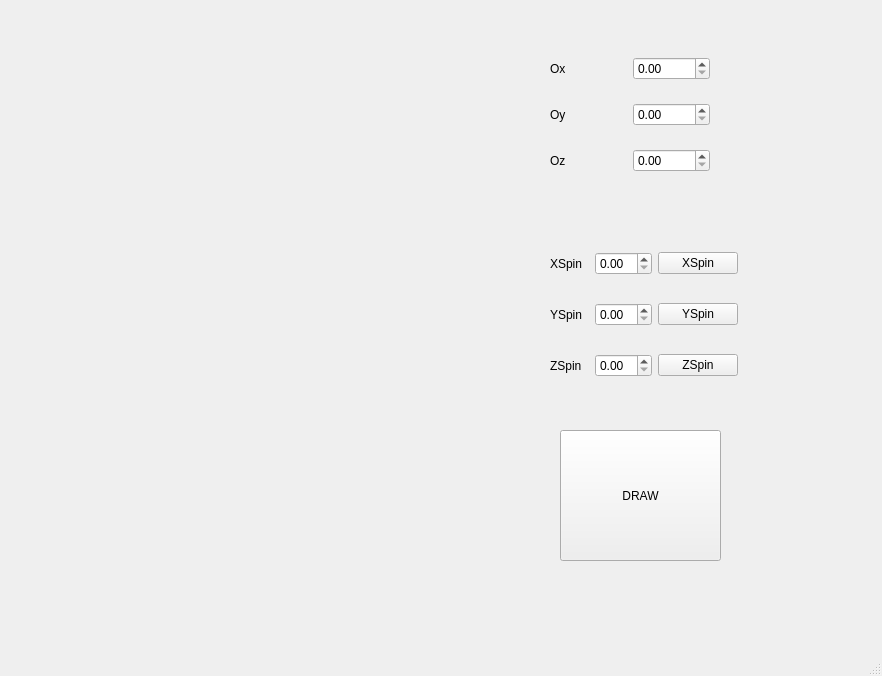
Qt form ray_trace/mainwindow.ui (lev4rT/CGCourseProject) before a commit.
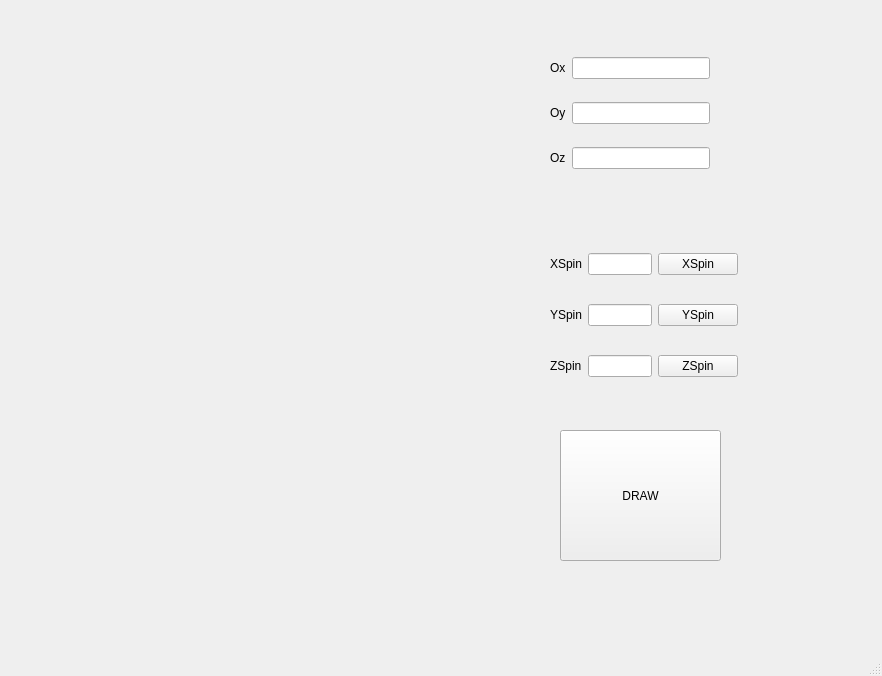
The same form after that commit.

The edit to the form file:
```diff
--- a/ray_trace/mainwindow.ui
+++ b/ray_trace/mainwindow.ui
@@ -48,13 +48,14 @@
     </property>
     <layout class="QGridLayout" name="gridLayout">
      <item row="1" column="1">
-      <widget class="QDoubleSpinBox" name="OyInput"/>
+      <widget class="QLineEdit" name="OyInput"/>
      </item>
-     <item row="2" column="1">
-      <widget class="QDoubleSpinBox" name="OzInput"/>
-     </item>
-     <item row="0" column="1">
-      <widget class="QDoubleSpinBox" name="OxInput"/>
+     <item row="2" column="0">
+      <widget class="QLabel" name="labelOz">
+       <property name="text">
+        <string>Oz</string>
+       </property>
+      </widget>
      </item>
      <item row="0" column="0">
       <widget class="QLabel" name="labelOx">
@@ -63,6 +64,9 @@
        </property>
       </widget>
      </item>
+     <item row="0" column="1">
+      <widget class="QLineEdit" name="OxInput"/>
+     </item>
      <item row="1" column="0">
       <widget class="QLabel" name="labelOy">
        <property name="text">
@@ -70,12 +74,8 @@
        </property>
       </widget>
      </item>
-     <item row="2" column="0">
-      <widget class="QLabel" name="labelOz">
-       <property name="text">
-        <string>Oz</string>
-       </property>
-      </widget>
+     <item row="2" column="1">
+      <widget class="QLineEdit" name="OzInput"/>
      </item>
     </layout>
    </widget>
@@ -89,12 +89,6 @@
      </rect>
     </property>
     <layout class="QGridLayout" name="gridLayout_2">
-     <item row="1" column="1">
-      <widget class="QDoubleSpinBox" name="OyAngleInput"/>
-     </item>
-     <item row="2" column="1">
-      <widget class="QDoubleSpinBox" name="OzAngleInput"/>
-     </item>
      <item row="2" column="0">
       <widget class="QLabel" name="labelOzSpin">
        <property name="text">
@@ -116,9 +110,6 @@
        </property>
       </widget>
      </item>
-     <item row="0" column="1">
-      <widget class="QDoubleSpinBox" name="OxAngleInput"/>
-     </item>
      <item row="0" column="2">
       <widget class="QPushButton" name="pushXSpin">
        <property name="text">
@@ -140,6 +131,15 @@
        </property>
       </widget>
      </item>
+     <item row="0" column="1">
+      <widget class="QLineEdit" name="OxAngleInput"/>
+     </item>
+     <item row="1" column="1">
+      <widget class="QLineEdit" name="OyAngleInput"/>
+     </item>
+     <item row="2" column="1">
+      <widget class="QLineEdit" name="OzAngleInput"/>
+     </item>
     </layout>
    </widget>
   </widget>
```
